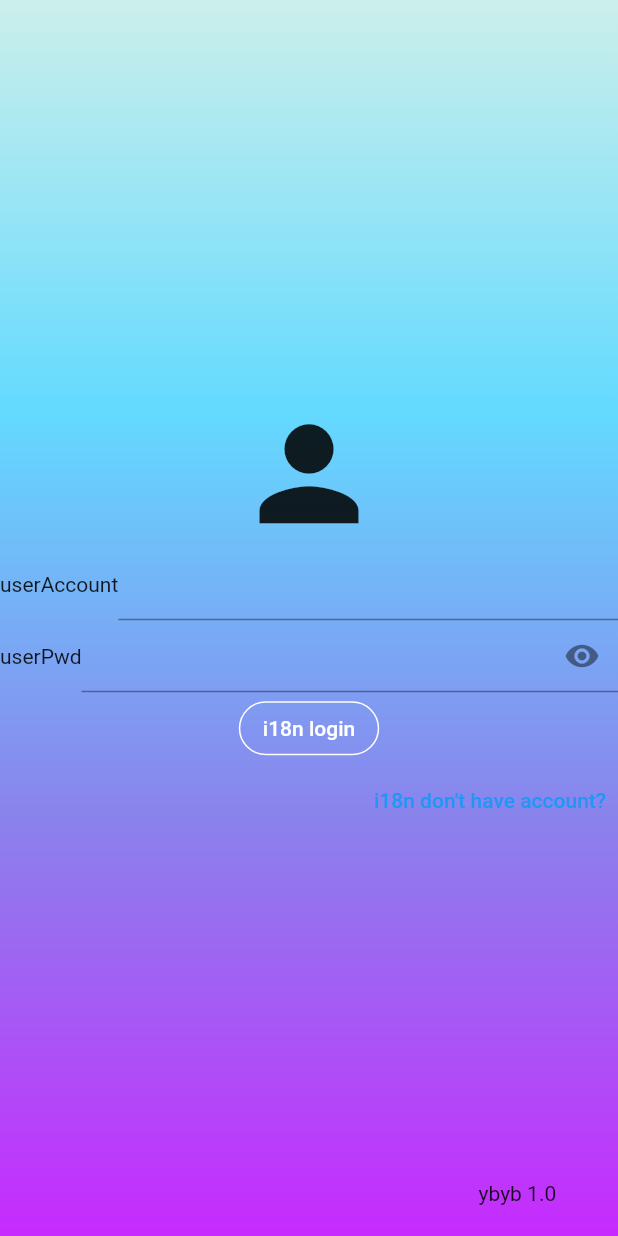
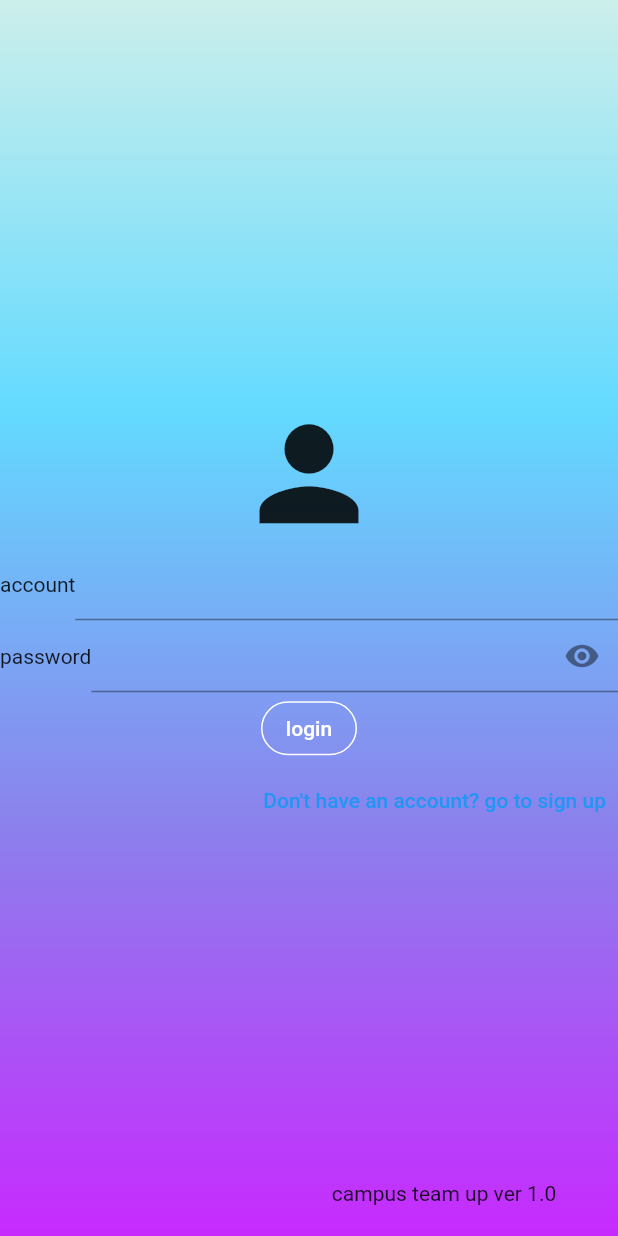
Before and after one commit to Hallugeniar/Helpmeeee, a Flutter app: the screen it shows after launch, on a phone screen of 412 x 824 dp. Run offline on Flutter 3.47's test engine with Material 2 defaults, Android fonts, the phone set to English and light mode, and no system bars; drawn by our look-alikes of flutter_form_builder; our stand-ins replace form_builder_validators, get; generated files the repository leaves out were written again.

Commit message:
add i18n

```diff
--- a/campus_team_up/lib/l10n/app_en.arb
+++ b/campus_team_up/lib/l10n/app_en.arb
@@ -2,5 +2,24 @@
   "helloWorld": "Hello World!",
   "@helloWorld": {
     "description": "The conventional newborn programmer greeting"
-  }
+  },
+  "account":"account",
+  "password":"password",
+  "verification_code":"verification code",
+  "login":"login",
+  "sign_up":"sign up",
+  "dont_have_an_account":"Don't have an account? go to sign up",
+  "already_have_an_account":"Already have an account? go to login",
+  "campus_team_up_version":"campus team up ver",
+  "discovery":"Discovery",
+  "publish":"Publish",
+  "inbox":"Inbox",
+  "mine":"Personal",
+  "add_image":"add image",
+  "add_tag":"add tag",
+  "no_message":"no message",
+  "change_nike_name":"change nike name",
+  "change_profile":"change profile",
+  "logout":"logout",
+  "post_content_template":"Do you have any friends who will compete together~"
 }
--- a/campus_team_up/lib/l10n/app_zh.arb
+++ b/campus_team_up/lib/l10n/app_zh.arb
@@ -2,5 +2,25 @@
   "helloWorld": "Hello World!",
   "@helloWorld": {
     "description": "The conventional newborn programmer greeting"
-  }
+  },
+  "account":"账号",
+  "password":"密码",
+  "verification_code":"验证码",
+  "login":"登录",
+  "sign_up":"注册",
+  "dont_have_an_account":"没有账号？前往注册",
+  "already_have_an_account":"已有账号？点击登录",
+  "campus_team_up_version":"校园组队 版本",
+  "discovery":"发现",
+  "publish":"发布",
+  "inbox":"消息",
+  "mine":"我的",
+  "add_image":"添加图片",
+  "add_tag":"添加标签",
+  "no_message":"暂无新消息 ",
+  "change_nike_name":"修改昵称",
+  "change_profile":"修改个人信息",
+  "logout":"退出登录",
+  "post_content_template":"有没有一起去竞赛的小伙伴吖~"
+
 }
--- a/campus_team_up/lib/ui/inbox_page/inboxPage.dart
+++ b/campus_team_up/lib/ui/inbox_page/inboxPage.dart
@@ -1,5 +1,5 @@
 import 'package:campus_team_up/core/util/pageIndicator.dart';
-import 'package:campus_team_up/ui/discovery_page/post.dart';
+import 'package:flutter_gen/gen_l10n/app_localizations.dart';
 import 'package:campus_team_up/ui/gradient_background/gradient_background.dart';
 import 'package:campus_team_up/ui/inbox_page/inboxPageLogic.dart';
 import 'package:campus_team_up/ui/navigation_bar/navigation_bar.dart';
@@ -43,7 +43,7 @@ Widget _body(BuildContext context) {
               borderRadius: BorderRadius.all(Radius.circular(15)),
               border: Border.all(color: Color(0xFFAFAFAF), width: 2),
             ),
-            child: Center(child: Text('i18n no message')),
+            child: Center(child: Text(AppLocalizations.of(context).no_message)),
           ),
         ),
       )
--- a/campus_team_up/lib/ui/login_sign_up_page/LoginSignUpPageLogic.dart
+++ b/campus_team_up/lib/ui/login_sign_up_page/LoginSignUpPageLogic.dart
@@ -1,5 +1,6 @@
 import 'package:flutter/material.dart';
 import 'package:flutter_form_builder/flutter_form_builder.dart';
+import 'package:flutter_gen/gen_l10n/app_localizations.dart';
 import 'package:get/get.dart';
 
 enum PageState { forgot, login, signUp }
@@ -26,14 +27,14 @@ class LoginSignUpPageLogic extends GetxController {
     logicFormKey = GlobalKey<FormBuilderState>(debugLabel: currentRoute);
     if (currentRoute == signUpRoute) {
       showCaptcha = true;
-      buttonText = "i18n signup";
-      switchText = "i18n aleary have account?";
+      buttonText = AppLocalizations.of(context).sign_up;
+      switchText = AppLocalizations.of(context).already_have_an_account;
       switchRoute = loginRoute;
       icon = Icons.person_add;
     } else {
       showCaptcha = false;
-      buttonText = "i18n login";
-      switchText = "i18n don't have account?";
+      buttonText = AppLocalizations.of(context).login;
+      switchText = AppLocalizations.of(context).dont_have_an_account;
       switchRoute = signUpRoute;
     }
   }
--- a/campus_team_up/lib/ui/login_sign_up_page/loginSignUpPage.dart
+++ b/campus_team_up/lib/ui/login_sign_up_page/loginSignUpPage.dart
@@ -4,6 +4,7 @@ import 'package:flutter/material.dart';
 import 'package:flutter_form_builder/flutter_form_builder.dart';
 import 'package:form_builder_validators/form_builder_validators.dart';
 import 'package:get/get.dart';
+import 'package:flutter_gen/gen_l10n/app_localizations.dart';
 
 class LoginSignUpPage extends StatelessWidget {
   LoginSignUpPage({Key? key}) : super(key: key);
@@ -36,7 +37,7 @@ Widget _body(BuildContext context) {
                 size: 99,
               ),
             ),
-            _form(logic),
+            _form(logic, context),
             Row(
               mainAxisAlignment: MainAxisAlignment.end,
               children: [
@@ -49,19 +50,19 @@ Widget _body(BuildContext context) {
       Positioned(
         bottom: MediaQuery.of(context).size.width * 0.05,
         right: MediaQuery.of(context).size.height * 0.05,
-        child: _versionInfo(),
+        child: _versionInfo(context),
       ),
     ],
   );
 }
 
-Widget _form(LoginSignUpPageLogic logic) {
+Widget _form(LoginSignUpPageLogic logic, BuildContext context) {
   return FormBuilder(
     key: logic.logicFormKey,
     child: Column(children: [
       Row(
         children: [
-          Text('userAccount'),
+          Text(AppLocalizations.of(context).account),
           Expanded(
             child: FormBuilderTextField(
               name: 'userAccount',
@@ -76,7 +77,7 @@ Widget _form(LoginSignUpPageLogic logic) {
       ),
       Row(
         children: [
-          Text('userPwd'),
+          Text(AppLocalizations.of(context).password),
           Expanded(
             child: GetBuilder<LoginSignUpPageLogic>(
               builder: (_logic) => FormBuilderTextField(
@@ -101,7 +102,7 @@ Widget _form(LoginSignUpPageLogic logic) {
       if (logic.showCaptcha)
         Row(
           children: [
-            Text('captcha'),
+            Text(AppLocalizations.of(context).verification_code),
             Expanded(
               child: FormBuilderTextField(
                 name: 'captcha',
@@ -152,6 +153,6 @@ Widget _loginSignUpHint(LoginSignUpPageLogic logic) {
       child: Text(logic.switchText));
 }
 
-Widget _versionInfo() {
-  return Text('ybyb 1.0');
+Widget _versionInfo(BuildContext context) {
+  return Text('${AppLocalizations.of(context).campus_team_up_version} 1.0');
 }
--- a/campus_team_up/lib/ui/mine_page/minePage.dart
+++ b/campus_team_up/lib/ui/mine_page/minePage.dart
@@ -1,4 +1,5 @@
 import 'package:campus_team_up/core/util/pageIndicator.dart';
+import 'package:flutter_gen/gen_l10n/app_localizations.dart';
 import 'package:campus_team_up/ui/gradient_background/gradient_background.dart';
 import 'package:campus_team_up/ui/mine_page/minePageLogic.dart';
 import 'package:campus_team_up/ui/navigation_bar/navigation_bar.dart';
@@ -33,9 +34,9 @@ Widget _body(BuildContext context) {
         crossAxisAlignment: CrossAxisAlignment.end,
         children: [_avatar(), Text('userAccount@scnu.com')],
       ),
-      _button(Icons.badge, 'i18n alter nickName', () {}),
-      _button(Icons.person, 'i18n alter profile', () {}),
-      _button(Icons.logout, 'i18n logout', () {
+      _button(Icons.badge, AppLocalizations.of(context).change_nike_name, () {}),
+      _button(Icons.person, AppLocalizations.of(context).change_profile, () {}),
+      _button(Icons.logout, AppLocalizations.of(context).logout, () {
         Get.offAllNamed('/login');
       })
     ],
--- a/campus_team_up/lib/ui/promulgate_page/post.dart
+++ b/campus_team_up/lib/ui/promulgate_page/post.dart
@@ -1,4 +1,5 @@
 import 'package:flutter/material.dart';
+import 'package:flutter_gen/gen_l10n/app_localizations.dart';
 
 class Post extends StatelessWidget {
   const Post({super.key});
@@ -47,7 +48,8 @@ class Post extends StatelessWidget {
                     child: TextField(
                       decoration: InputDecoration(
                           border: InputBorder.none,
-                          hintText: 'i18n 有没有一起去竞赛的小伙伴吖~'),
+                          hintText: AppLocalizations.of(context)
+                              .post_content_template),
                       maxLines: null,
                     ),
                   ),
@@ -68,8 +70,8 @@ class Post extends StatelessWidget {
         Row(
           mainAxisAlignment: MainAxisAlignment.spaceEvenly,
           children: [
-            _button(Icons.image, 'i18n add image', () {}),
-            _button(Icons.tag, 'i18n add tag', () {}),
+            _button(Icons.image, AppLocalizations.of(context).add_image, () {}),
+            _button(Icons.tag, AppLocalizations.of(context).add_tag, () {}),
           ],
         )
       ],
```
Also changed, not shown: campus_team_up/lib/ui/navigation_bar/navigation_bar.dart (+4 -4 lines).
